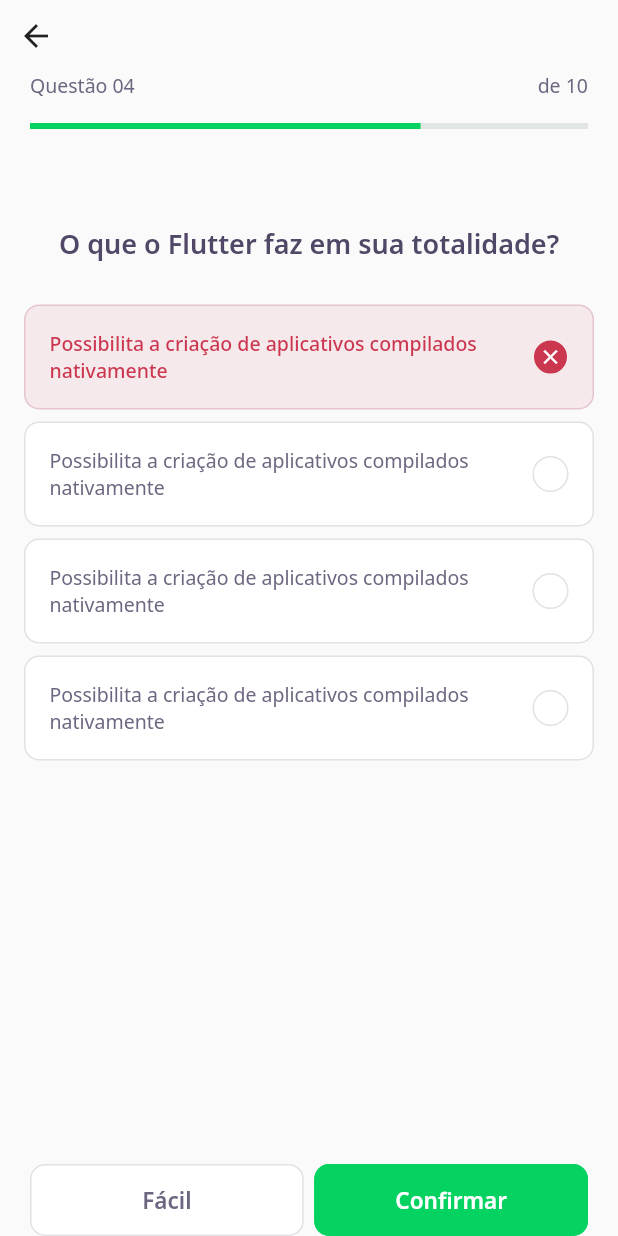
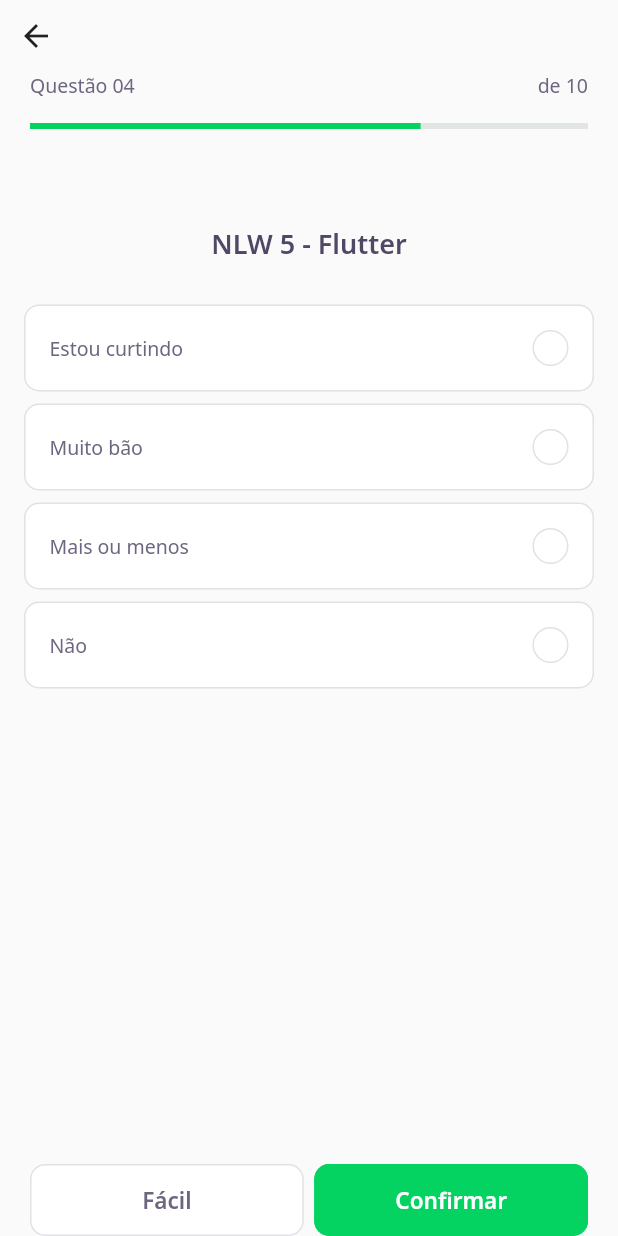
Before and after one commit to HERuppel/nlw5-flutter, a Flutter app: the screen it shows after launch, after a tap on "NLW 5 - Flutter", on a phone screen of 412 x 824 dp. Run offline on Flutter 3.47's test engine with Material 2 defaults, Android fonts, the light colour scheme and no system bars; our stand-ins replace google_fonts; accounts and stored records are empty; network calls fail.

Commit message:
feat(quiz): added dynamic questions parameter

```diff
--- a/lib/challenge/challenge_page.dart
+++ b/lib/challenge/challenge_page.dart
@@ -2,9 +2,11 @@
 import 'package:nlw5/challenge/widgets/next_button/next_button_widget.dart';
 import 'package:nlw5/challenge/widgets/question_indicator/question_indicator_widget.dart';
 import 'package:nlw5/challenge/widgets/quiz/quiz_widget.dart';
+import 'package:nlw5/shared/models/question_model.dart';
 
 class ChallengePage extends StatefulWidget {
-  ChallengePage({Key? key}) : super(key: key);
+  final List<QuestionModel> questions;
+  ChallengePage({Key? key, required this.questions}) : super(key: key);
 
   @override
   _ChallengePageState createState() => _ChallengePageState();
@@ -26,7 +28,9 @@
               ],
             )),
       ),
-      body: QuizWidget(title: 'O que o Flutter faz em sua totalidade?'),
+      body: QuizWidget(
+        question: widget.questions[0],
+      ),
       bottomNavigationBar: SafeArea(
         bottom: true,
         child: Padding(
--- a/lib/challenge/widgets/quiz/quiz_widget.dart
+++ b/lib/challenge/widgets/quiz/quiz_widget.dart
@@ -1,10 +1,11 @@
 import 'package:flutter/cupertino.dart';
 import 'package:nlw5/challenge/widgets/answer/answer_widget.dart';
 import 'package:nlw5/core/app_text_styles.dart';
+import 'package:nlw5/shared/models/question_model.dart';
 
 class QuizWidget extends StatelessWidget {
-  final String title;
-  const QuizWidget({Key? key, required this.title}) : super(key: key);
+  final QuestionModel question;
+  const QuizWidget({Key? key, required this.question}) : super(key: key);
 
   @override
   Widget build(BuildContext context) {
@@ -12,22 +13,16 @@
         child: Column(
       children: [
         SizedBox(height: 64),
-        Text(title, style: AppTextStyles.heading),
+        Text(question.title, style: AppTextStyles.heading),
         SizedBox(height: 24),
-        AnswerWidget(
-            isSelected: true,
-            isRight: false,
-            title:
-                'Possibilita a criação de aplicativos compilados nativamente'),
-        AnswerWidget(
-            title:
-                'Possibilita a criação de aplicativos compilados nativamente'),
-        AnswerWidget(
-            title:
-                'Possibilita a criação de aplicativos compilados nativamente'),
-        AnswerWidget(
-            title:
-                'Possibilita a criação de aplicativos compilados nativamente'),
+        ...question.awnsers
+            .map(
+              (answer) => AnswerWidget(
+                  isSelected: false,
+                  isRight: answer.isRight,
+                  title: answer.title),
+            )
+            .toList(),
       ],
     ));
   }
--- a/lib/home/home_page.dart
+++ b/lib/home/home_page.dart
@@ -65,7 +65,8 @@
                             Navigator.push(
                                 context,
                                 MaterialPageRoute(
-                                    builder: (context) => ChallengePage()));
+                                    builder: (context) =>
+                                        ChallengePage(questions: e.questions)));
                           },
                         ))
                     .toList(),
```
